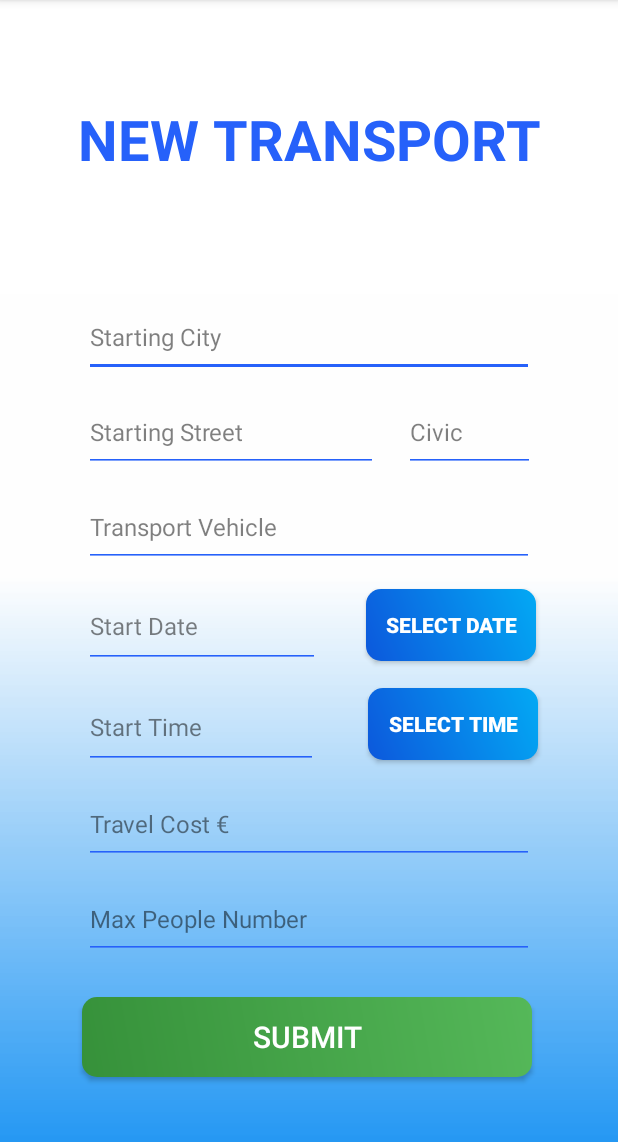
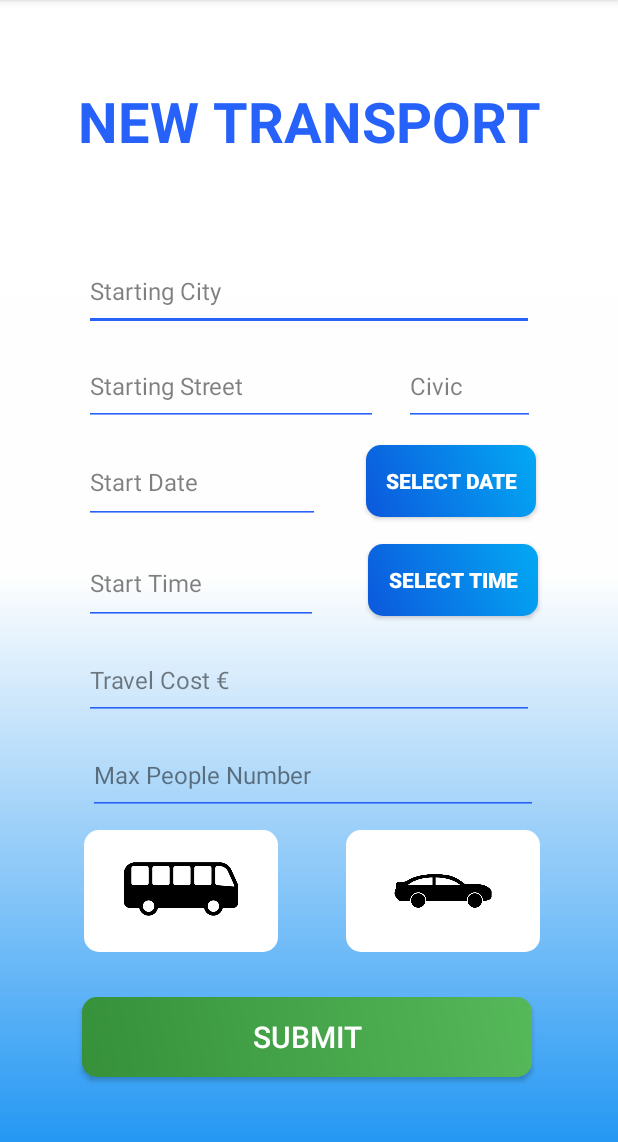
Before and after one commit to Canti17/WeWanTour-Project, an Android app: the add_transport screen opened directly, with no data from a screen before it, on a phone screen of 412 x 824 dp, the part 84-1226 px from its top. Run offline under Robolectric (Android 15) with nearby library versions, the phone set to English and light mode, and no system bars; our stand-ins replace Firebase (no records; nobody signed in at launch, a user with empty details on screens opened directly).

Commit message:
Some modifications at add_transport_layout
Add the button to the vehicle choice and  fixed the data/time empty field error

```diff
--- a/WeWanTour/app/src/main/res/layout/activity_add_transport.xml
+++ b/WeWanTour/app/src/main/res/layout/activity_add_transport.xml
@@ -24,6 +24,7 @@
                     android:layout_width="wrap_content"
                     android:layout_height="wrap_content"
                     android:layout_marginTop="50dp"
+                    android:layout_marginBottom="35dp"
                     android:text="NEW TRANSPORT"
                     app:layout_constraintBottom_toTopOf="@+id/TransportStartCity"
                     app:layout_constraintEnd_toEndOf="parent"
@@ -41,7 +42,7 @@
                     android:layout_marginBottom="10dp"
                     android:hint="Starting Street"
                     android:inputType="textPersonName"
-                    app:layout_constraintBottom_toTopOf="@+id/TransportVehicle"
+                    app:layout_constraintBottom_toTopOf="@+id/TransportDay"
                     app:layout_constraintStart_toStartOf="parent" />
 
                 <EditText
@@ -52,7 +53,7 @@
                     android:layout_marginBottom="10dp"
                     android:hint="Civic"
                     android:inputType="textPersonName"
-                    app:layout_constraintBottom_toTopOf="@+id/TransportVehicle"
+                    app:layout_constraintBottom_toTopOf="@+id/TransportDay"
                     app:layout_constraintEnd_toEndOf="parent"
                     app:layout_constraintHorizontal_bias="0.236"
                     app:layout_constraintStart_toEndOf="@+id/TransportStartStreet" />
@@ -64,16 +65,6 @@
                     android:hint="Starting City"
                     android:inputType="textPersonName"
                     app:layout_constraintBottom_toTopOf="@+id/TransportStartStreet"
-                    app:layout_constraintEnd_toEndOf="parent"
-                    app:layout_constraintHorizontal_bias="0.500"
-                    app:layout_constraintStart_toStartOf="parent" />
-
-                <EditText
-                    android:id="@+id/TransportVehicle"
-                    style="@style/modifiedEditText"
-                    android:layout_marginBottom="12dp"
-                    android:hint="Transport Vehicle"
-                    app:layout_constraintBottom_toTopOf="@+id/TransportDay"
                     app:layout_constraintEnd_toEndOf="parent"
                     app:layout_constraintHorizontal_bias="0.500"
                     app:layout_constraintStart_toStartOf="parent" />
@@ -155,16 +146,41 @@
 
                 <EditText
                     android:id="@+id/TransportMaxPeople"
-                    android:layout_marginBottom="25dp"
+                    style="@style/modifiedEditText"
+                    android:layout_marginBottom="10dp"
                     android:hint="Max People Number"
                     android:inputType="number"
                     android:numeric="integer"
+                    app:layout_constraintBottom_toTopOf="@+id/BusBtn"
+                    app:layout_constraintEnd_toEndOf="parent"
+                    app:layout_constraintHorizontal_bias="0.522"
+                    app:layout_constraintStart_toStartOf="parent" />
+
+                <ImageButton
+                    android:id="@+id/BusBtn"
+                    android:layout_width="129dp"
+                    android:layout_height="81dp"
+                    android:layout_marginStart="56dp"
+                    android:layout_marginBottom="30dp"
+                    android:background="@drawable/imgbutton_color1"
+                    app:layout_constraintBottom_toTopOf="@+id/TransportSubmit"
+                    app:layout_constraintStart_toStartOf="parent"
+                    app:srcCompat="@drawable/bus"
+                    android:scaleType="fitCenter"/>
+
+                <ImageButton
+                    android:id="@+id/CarBtn"
+                    android:layout_width="129dp"
+                    android:layout_height="81dp"
+                    android:layout_marginEnd="52dp"
+                    android:layout_marginBottom="30dp"
+                    android:background="@drawable/imgbutton_color1"
                     app:layout_constraintBottom_toTopOf="@+id/TransportSubmit"
                     app:layout_constraintEnd_toEndOf="parent"
-                    app:layout_constraintHorizontal_bias="0.500"
-                    app:layout_constraintStart_toStartOf="parent"
-                    style="@style/modifiedEditText"
-                    />
+                    app:layout_constraintHorizontal_bias="1.0"
+                    app:layout_constraintStart_toEndOf="@+id/BusBtn"
+                    app:srcCompat="@drawable/car"
+                    android:scaleType="fitCenter" />
 
                 <Button
                     android:id="@+id/TransportSubmit"
```
Also changed, not shown: WeWanTour/app/src/main/java/com/example/wewantour9/Transport.java (+13 -6 lines), WeWanTour/app/src/main/java/com/example/wewantour9/add_transport.java (+69 -9 lines), WeWanTour/app/src/main/res/drawable/bus.png (added), WeWanTour/app/src/main/res/drawable/car.png (added).
